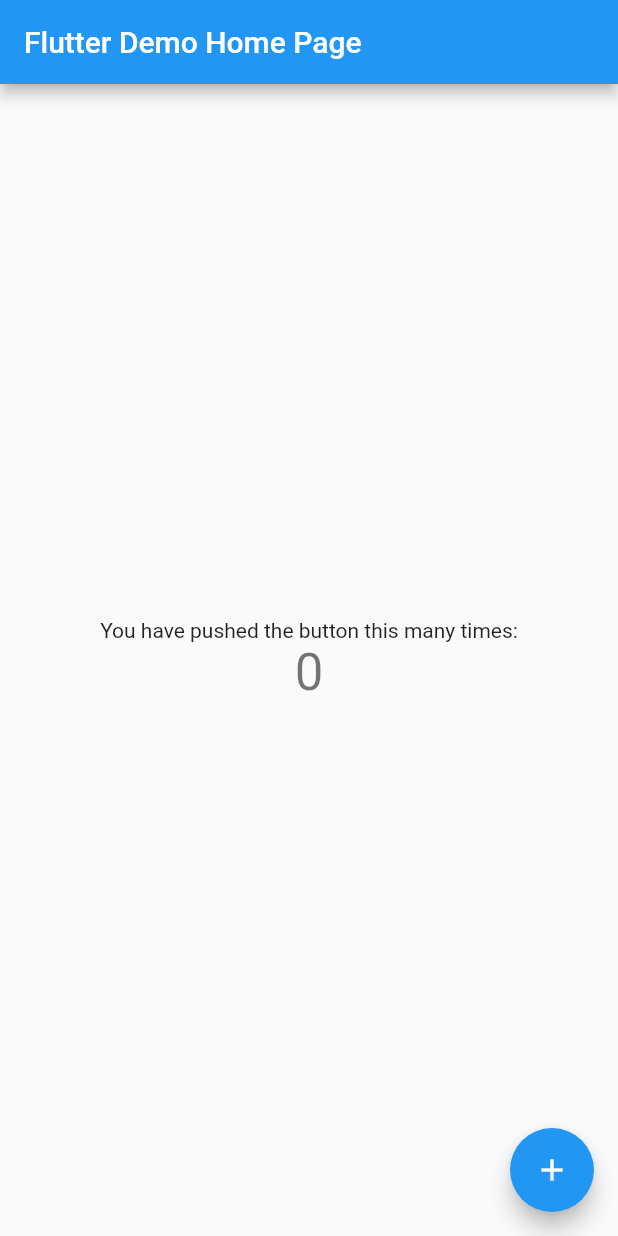
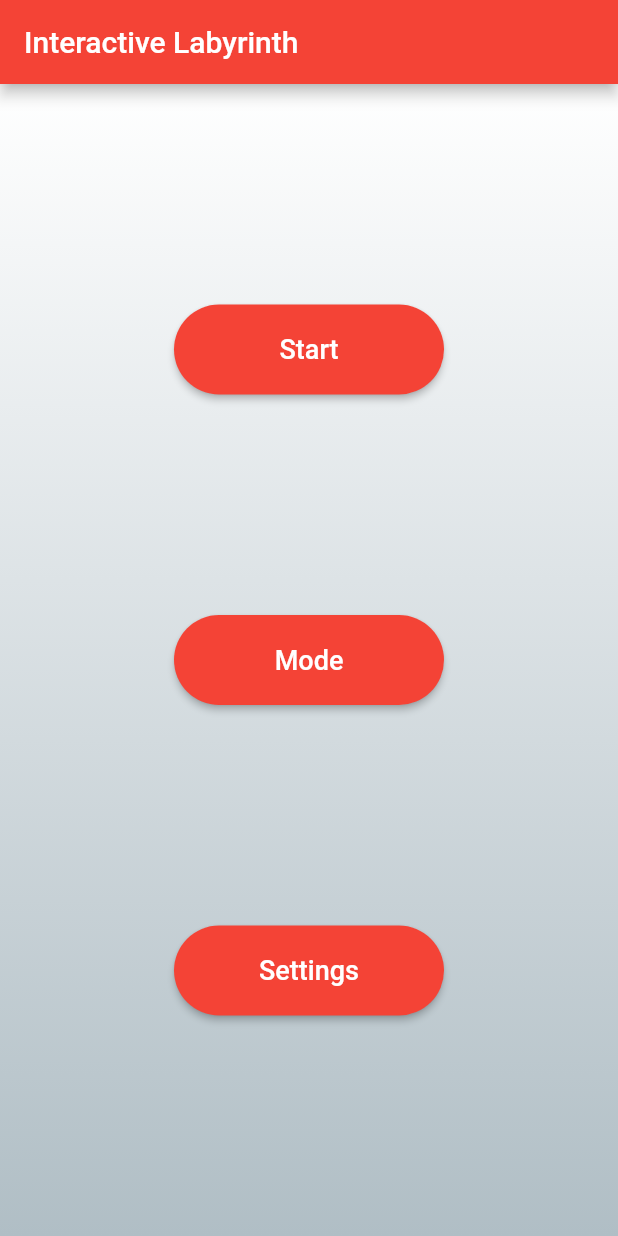
Before and after one commit to Daroberho/Mobile-Computing-and-Internet-of-Things, a Flutter app: the screen it shows after launch, on a phone screen of 412 x 824 dp. Run offline on Flutter 3.47's test engine with Material 2 defaults, Android fonts, the phone set to English and light mode, and no system bars.

Commit message:
Added the Menu with no functionality

```diff
--- /dev/null
+++ b/lib/game/Game.dart
@@ -0,0 +1,10 @@
+import 'package:flutter/material.dart';
+
+class Game extends StatelessWidget {
+  const Game({Key? key}) : super(key: key);
+
+  @override
+  Widget build(BuildContext context) {
+    return Scaffold();
+  }
+}
--- a/lib/main.dart
+++ b/lib/main.dart
@@ -1,4 +1,5 @@
 import 'package:flutter/material.dart';
+import 'package:app/menu/Menu.dart';
 
 void main() {
   runApp(const MyApp());
@@ -7,109 +8,14 @@ void main() {
 class MyApp extends StatelessWidget {
   const MyApp({Key? key}) : super(key: key);
 
-  // This widget is the root of your application.
   @override
   Widget build(BuildContext context) {
     return MaterialApp(
-      title: 'Flutter Demo',
+      title: 'Interactive Labyrinth',
       theme: ThemeData(
-        // This is the theme of your application.
-        //
-        // Try running your application with "flutter run". You'll see the
-        // application has a blue toolbar. Then, without quitting the app, try
-        // changing the primarySwatch below to Colors.green and then invoke
-        // "hot reload" (press "r" in the console where you ran "flutter run",
-        // or simply save your changes to "hot reload" in a Flutter IDE).
-        // Notice that the counter didn't reset back to zero; the application
-        // is not restarted.
-        primarySwatch: Colors.blue,
+        primarySwatch: Colors.red,
       ),
-      home: const MyHomePage(title: 'Flutter Demo Home Page'),
+      home: const GameMenu(),
     );
   }
 }
-
-class MyHomePage extends StatefulWidget {
-  const MyHomePage({Key? key, required this.title}) : super(key: key);
-
-  // This widget is the home page of your application. It is stateful, meaning
-  // that it has a State object (defined below) that contains fields that affect
-  // how it looks.
-
-  // This class is the configuration for the state. It holds the values (in this
-  // case the title) provided by the parent (in this case the App widget) and
-  // used by the build method of the State. Fields in a Widget subclass are
-  // always marked "final".
-
-  final String title;
-
-  @override
-  State<MyHomePage> createState() => _MyHomePageState();
-}
-
-class _MyHomePageState extends State<MyHomePage> {
-  int _counter = 0;
-
-  void _incrementCounter() {
-    setState(() {
-      // This call to setState tells the Flutter framework that something has
-      // changed in this State, which causes it to rerun the build method below
-      // so that the display can reflect the updated values. If we changed
-      // _counter without calling setState(), then the build method would not be
-      // called again, and so nothing would appear to happen.
-      _counter++;
-    });
-  }
-
-  @override
-  Widget build(BuildContext context) {
-    // This method is rerun every time setState is called, for instance as done
-    // by the _incrementCounter method above.
-    //
-    // The Flutter framework has been optimized to make rerunning build methods
-    // fast, so that you can just rebuild anything that needs updating rather
-    // than having to individually change instances of widgets.
-    return Scaffold(
-      appBar: AppBar(
-        // Here we take the value from the MyHomePage object that was created by
-        // the App.build method, and use it to set our appbar title.
-        title: Text(widget.title),
-      ),
-      body: Center(
-        // Center is a layout widget. It takes a single child and positions it
-        // in the middle of the parent.
-        child: Column(
-          // Column is also a layout widget. It takes a list of children and
-          // arranges them vertically. By default, it sizes itself to fit its
-          // children horizontally, and tries to be as tall as its parent.
-          //
-          // Invoke "debug painting" (press "p" in the console, choose the
-          // "Toggle Debug Paint" action from the Flutter Inspector in Android
-          // Studio, or the "Toggle Debug Paint" command in Visual Studio Code)
-          // to see the wireframe for each widget.
-          //
-          // Column has various properties to control how it sizes itself and
-          // how it positions its children. Here we use mainAxisAlignment to
-          // center the children vertically; the main axis here is the vertical
-          // axis because Columns are vertical (the cross axis would be
-          // horizontal).
-          mainAxisAlignment: MainAxisAlignment.center,
-          children: <Widget>[
-            const Text(
-              'You have pushed the button this many times:',
-            ),
-            Text(
-              '$_counter',
-              style: Theme.of(context).textTheme.headline4,
-            ),
-          ],
-        ),
-      ),
-      floatingActionButton: FloatingActionButton(
-        onPressed: _incrementCounter,
-        tooltip: 'Increment',
-        child: const Icon(Icons.add),
-      ), // This trailing comma makes auto-formatting nicer for build methods.
-    );
-  }
-}
--- /dev/null
+++ b/lib/menu/Menu.dart
@@ -0,0 +1,43 @@
+import 'package:flutter/material.dart';
+import 'package:app/menu/widgets/menu_buttons.dart';
+import 'package:app/mode/Mode.dart';
+import 'package:app/game/Game.dart';
+import 'package:app/settings/Settings.dart';
+
+class GameMenu extends StatelessWidget {
+  const GameMenu({Key? key}) : super(key: key);
+
+  final Map<String, Widget> _screens = const {
+    "Start": Game(),
+    "Mode": Mode(),
+    "Settings": Settings(),
+  };
+
+  List<Widget> _buildButtons() {
+    return _screens.entries.map((e) => MenuButton(name: e.key, page: e.value)).toList();
+  }
+
+  @override
+  Widget build(BuildContext context) {
+    return Scaffold(
+      appBar: AppBar(
+        title: const Text("Interactive Labyrinth"),
+      ),
+      body: Container(
+        decoration: BoxDecoration(
+          gradient: LinearGradient(
+            begin: Alignment.topCenter,
+            end: Alignment.bottomCenter,
+            colors: [Colors.white, Colors.blueGrey.shade200],
+          ),
+        ),
+        child: Center(
+          child: Column(
+            mainAxisAlignment: MainAxisAlignment.spaceEvenly,
+            children: _buildButtons(),
+          ),
+        ),
+      ),
+    );
+  }
+}
--- /dev/null
+++ b/lib/menu/widgets/menu_buttons.dart
@@ -0,0 +1,26 @@
+import 'package:flutter/material.dart';
+
+class MenuButton extends StatelessWidget {
+  const MenuButton({Key? key, required this.name, required this.page}) : super(key: key);
+
+  final String name;
+  final Widget page;
+
+  @override
+  Widget build(BuildContext context) {
+    return SizedBox(
+      height: 60,
+      width: 180,
+      child: ElevatedButton(
+        onPressed: () => Navigator.of(context).push(
+          MaterialPageRoute(
+            builder: (context) => page,
+          ),
+        ),
+        style: ElevatedButton.styleFrom(
+            shape: RoundedRectangleBorder(borderRadius: BorderRadius.circular(30.0))),
+        child: Text(name, style: const TextStyle(fontSize: 18, color: Colors.white)),
+      ),
+    );
+  }
+}
--- /dev/null
+++ b/lib/mode/Mode.dart
@@ -0,0 +1,10 @@
+import 'package:flutter/material.dart';
+
+class Mode extends StatelessWidget {
+  const Mode({Key? key}) : super(key: key);
+
+  @override
+  Widget build(BuildContext context) {
+    return Scaffold();
+  }
+}
--- /dev/null
+++ b/lib/settings/Settings.dart
@@ -0,0 +1,10 @@
+import 'package:flutter/material.dart';
+
+class Settings extends StatelessWidget {
+  const Settings({Key? key}) : super(key: key);
+
+  @override
+  Widget build(BuildContext context) {
+    return Scaffold();
+  }
+}
```
